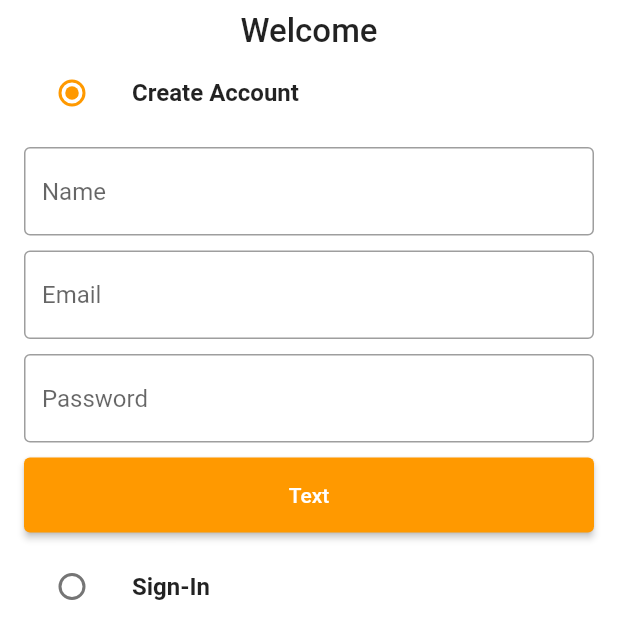
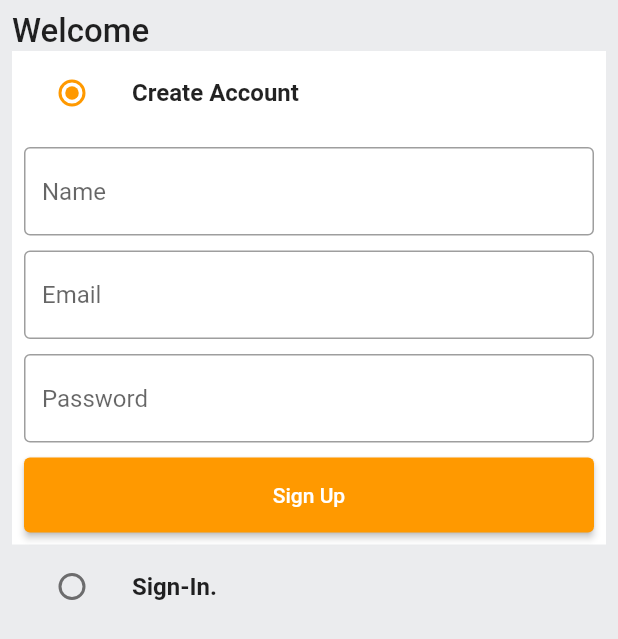
Before and after one commit to Drack112/Amazon_Mobile, a Flutter app: the screen it shows after launch, on a phone screen of 412 x 824 dp. Shown: the top 639 px of the screen. Run offline on Flutter 3.47's test engine with Material 2 defaults, Android fonts, the phone set to English and light mode, and no system bars.

Commit message:
Auth Screen

```diff
--- a/mobile/lib/common/widgets/custom_buttom.dart
+++ b/mobile/lib/common/widgets/custom_buttom.dart
@@ -3,8 +3,10 @@ import 'package:flutter/material.dart';
 class CustomButton extends StatelessWidget {
   final String text;
   final VoidCallback onTap;
+  final Color? color;
 
-  const CustomButton({Key? key, required this.text, required this.onTap})
+  const CustomButton(
+      {Key? key, required this.text, required this.onTap, this.color})
       : super(key: key);
 
   @override
@@ -14,7 +16,12 @@ class CustomButton extends StatelessWidget {
       style: ElevatedButton.styleFrom(
         minimumSize: const Size(double.infinity, 50),
       ),
-      child: const Text("Text"),
+      child: Text(
+        text,
+        style: TextStyle(
+          color: color == null ? Colors.white : Colors.black,
+        ),
+      ),
     );
   }
 }
--- a/mobile/lib/features/screens/auth_screen.dart
+++ b/mobile/lib/features/screens/auth_screen.dart
@@ -17,8 +17,8 @@ class AuthScreen extends StatefulWidget {
 class _AuthScreenState extends State<AuthScreen> {
   Auth _auth = Auth.signup;
 
-  final _singUpFormKey = GlobalKey<FormState>();
-  final _singInFormKey = GlobalKey<FormState>();
+  final _signUpFormKey = GlobalKey<FormState>();
+  final _signInFormKey = GlobalKey<FormState>();
 
   final TextEditingController _emailController = TextEditingController();
   final TextEditingController _passwordController = TextEditingController();
@@ -35,79 +35,119 @@ class _AuthScreenState extends State<AuthScreen> {
   @override
   Widget build(BuildContext context) {
     return Scaffold(
+      backgroundColor: GlobalVariables.greyBackgroundCOlor,
       body: SafeArea(
         child: Padding(
           padding: const EdgeInsets.all(8.0),
           child: Column(
+            crossAxisAlignment: CrossAxisAlignment.start,
             children: [
               const Text(
-                "Welcome",
-                style: TextStyle(fontSize: 22, fontWeight: FontWeight.w500),
+                'Welcome',
+                style: TextStyle(
+                  fontSize: 22,
+                  fontWeight: FontWeight.w500,
+                ),
               ),
               ListTile(
+                tileColor: _auth == Auth.signup
+                    ? GlobalVariables.backgroundColor
+                    : GlobalVariables.greyBackgroundCOlor,
                 title: const Text(
-                  "Create Account",
-                  style: TextStyle(fontWeight: FontWeight.bold),
+                  'Create Account',
+                  style: TextStyle(
+                    fontWeight: FontWeight.bold,
+                  ),
                 ),
                 leading: Radio(
                   activeColor: GlobalVariables.secondaryColor,
                   value: Auth.signup,
                   groupValue: _auth,
                   onChanged: (Auth? val) {
-                    setState(
-                      () {
-                        _auth = val!;
-                      },
-                    );
+                    setState(() {
+                      _auth = val!;
+                    });
                   },
                 ),
               ),
               if (_auth == Auth.signup)
                 Container(
+                  padding: const EdgeInsets.all(8),
                   color: GlobalVariables.backgroundColor,
-                  padding: const EdgeInsets.all(8),
                   child: Form(
-                    key: _singUpFormKey,
+                    key: _signUpFormKey,
                     child: Column(
                       children: [
                         CustomTextField(
-                          controller: _emailController,
-                          hintText: "Name",
+                          controller: _nameController,
+                          hintText: 'Name',
                         ),
                         const SizedBox(height: 10),
                         CustomTextField(
                           controller: _emailController,
-                          hintText: "Email",
+                          hintText: 'Email',
                         ),
                         const SizedBox(height: 10),
                         CustomTextField(
-                          controller: _emailController,
-                          hintText: "Password",
+                          controller: _passwordController,
+                          hintText: 'Password',
                         ),
                         const SizedBox(height: 10),
-                        CustomButton(text: "Sign Up", onTap: () {}),
+                        CustomButton(
+                          text: 'Sign Up',
+                          onTap: () {},
+                        )
                       ],
                     ),
                   ),
                 ),
               ListTile(
+                tileColor: _auth == Auth.signin
+                    ? GlobalVariables.backgroundColor
+                    : GlobalVariables.greyBackgroundCOlor,
                 title: const Text(
-                  "Sign-In",
-                  style: TextStyle(fontWeight: FontWeight.bold),
+                  'Sign-In.',
+                  style: TextStyle(
+                    fontWeight: FontWeight.bold,
+                  ),
                 ),
                 leading: Radio(
                   activeColor: GlobalVariables.secondaryColor,
                   value: Auth.signin,
                   groupValue: _auth,
                   onChanged: (Auth? val) {
-                    setState(
-                      () {
-                        _auth = val!;
-                      },
-                    );
+                    setState(() {
+                      _auth = val!;
+                    });
                   },
                 ),
-              )
+              ),
+              if (_auth == Auth.signin)
+                Container(
+                  padding: const EdgeInsets.all(8),
+                  color: GlobalVariables.backgroundColor,
+                  child: Form(
+                    key: _signInFormKey,
+                    child: Column(
+                      children: [
+                        CustomTextField(
+                          controller: _emailController,
+                          hintText: 'Email',
+                        ),
+                        const SizedBox(height: 10),
+                        CustomTextField(
+                          controller: _passwordController,
+                          hintText: 'Password',
+                        ),
+                        const SizedBox(height: 10),
+                        CustomButton(
+                          text: 'Sign In',
+                          onTap: () {},
+                        )
+                      ],
+                    ),
+                  ),
+                ),
             ],
           ),
         ),
```
